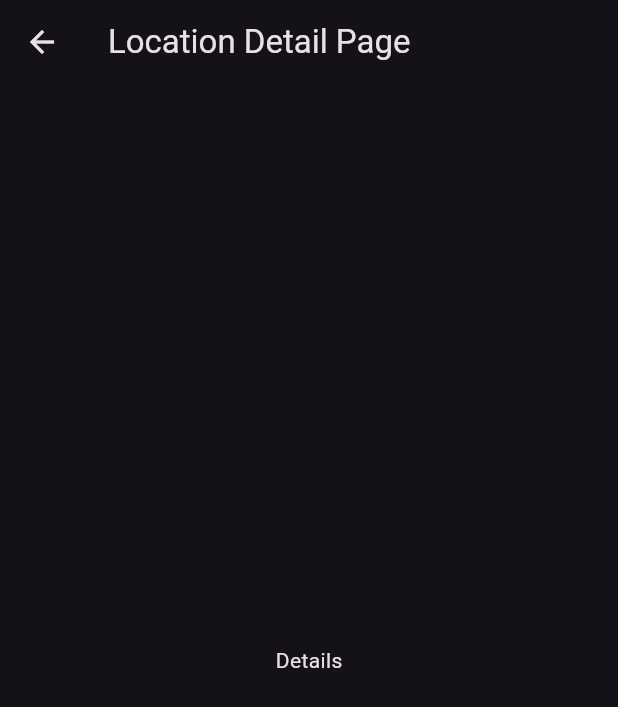
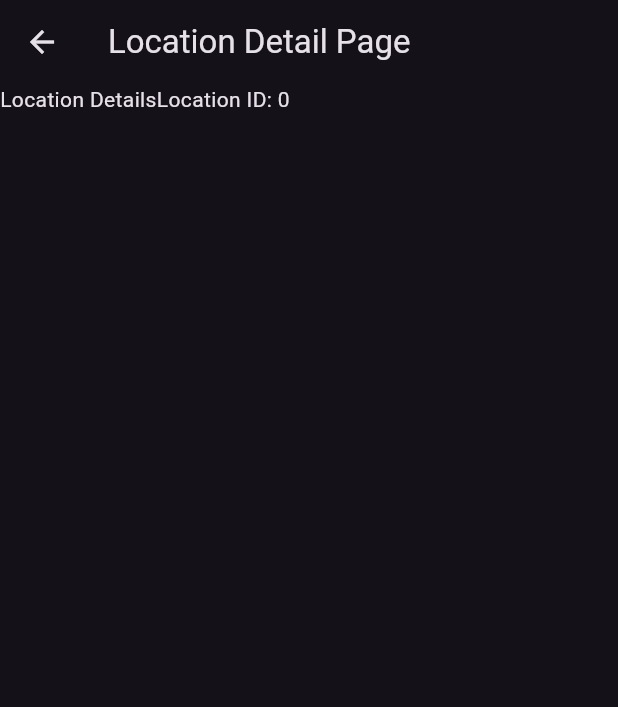
Before and after one commit to seanr89/MyDeskUI, a Flutter app: the LocationDetailPage screen opened directly with empty values, on a phone screen of 412 x 824 dp. Shown: the top 707 px of the screen. Run offline on Flutter 3.47's test engine with Material 3 defaults, Android fonts, the phone set to English and light mode, and no system bars; our stand-ins replace flutter_dotenv, go_router; missing offline and left inert: dart:js.

Commit message:
Add dotenv support for environment variables; update LocationDetailPage to fetch location data and modify navigation; enhance LocationListView button functionality

```diff
--- a/src/bookingclient/lib/main.dart
+++ b/src/bookingclient/lib/main.dart
@@ -1,7 +1,9 @@
 import 'package:bookingclient/utils/app_router.dart';
 import 'package:flutter/material.dart';
+import 'package:flutter_dotenv/flutter_dotenv.dart';
 
-void main() {
+Future main() async {
+  await dotenv.load(fileName: ".env");
   runApp(const MyApp());
 }
 
--- a/src/bookingclient/lib/pages/locationdetail.page.dart
+++ b/src/bookingclient/lib/pages/locationdetail.page.dart
@@ -1,10 +1,17 @@
 import 'package:flutter/material.dart';
 import 'package:flutter/src/widgets/framework.dart';
 import 'package:flutter/src/widgets/placeholder.dart';
+import 'package:go_router/go_router.dart';
+
+import '../models/api/location.dart';
+import '../services/mockapi.service.dart';
 
 class LocationDetailPage extends StatefulWidget {
   final int id;
-  const LocationDetailPage({super.key, required this.id});
+  late Location location;
+  LocationDetailPage({super.key, required this.id});
+
+  static MockAPIService apiService = MockAPIService();
 
   @override
   State<LocationDetailPage> createState() => _LocationDetailPageState();
@@ -12,13 +19,31 @@ class LocationDetailPage extends StatefulWidget {
 
 class _LocationDetailPageState extends State<LocationDetailPage> {
   @override
+  void initState() {
+    super.initState();
+    // widget.dataSet = LocationsPage.apiService.getLocations();
+  }
+
+  @override
   Widget build(BuildContext context) {
     return Scaffold(
       appBar: AppBar(
         title: const Text('Location Detail Page'),
+        leading: IconButton(
+          icon: const Icon(Icons.arrow_back),
+          onPressed: () {
+            // Navigate back to the base page (would prefer locations tbh)
+            GoRouter.of(context).go("/");
+          },
+        ),
         centerTitle: false,
       ),
-      body: const Center(child: Text('Details')),
+      body: Row(
+        children: [
+          Text('Location Details'),
+          Text('Location ID: ${widget.id}'),
+        ],
+      ),
     );
   }
 }
--- a/src/bookingclient/lib/pages/locations.page.dart
+++ b/src/bookingclient/lib/pages/locations.page.dart
@@ -22,8 +22,6 @@ class _LocationsPageState extends State<LocationsPage> {
   }
 
   navigateToLocationCreate() {
-    //Navigator.pushNamed(context, '/locationcreate');
-    //print('navigated to location create');
     ScaffoldMessenger.of(context).showSnackBar(
       const SnackBar(
         content: Text('Navigated to location create'),
--- a/src/bookingclient/lib/widgets/location.listview.dart
+++ b/src/bookingclient/lib/widgets/location.listview.dart
@@ -44,7 +44,7 @@ class LocationListView extends StatelessWidget {
                         MaterialStateProperty.all<Color>(Colors.blue),
                   ),
                   onPressed: () {
-                    GoRouter.of(context).go('/location/1');
+                    GoRouter.of(context).push('/location/1');
                     //Navigator.pushNamed(context, '/location/1');
                     // print('navigated to location detail');
                     // ScaffoldMessenger.of(context).showSnackBar(
@@ -53,7 +53,7 @@ class LocationListView extends StatelessWidget {
                     //   ),
                     // );
                   },
-                  child: Text('TextButton'),
+                  child: Text('Details'),
                 ))
           ],
         ));
--- a/src/bookingclient/pubspec.yaml
+++ b/src/bookingclient/pubspec.yaml
@@ -37,6 +37,7 @@ dependencies:
   cupertino_icons: ^1.0.2
   http: ^0.13.6
   go_router: ^12.1.1
+  flutter_dotenv: ^5.2.1
 
 dev_dependencies:
   flutter_test:
```
Also changed, not shown: src/bookingclient/lib/services/api.service.dart (+16 -0 lines).
